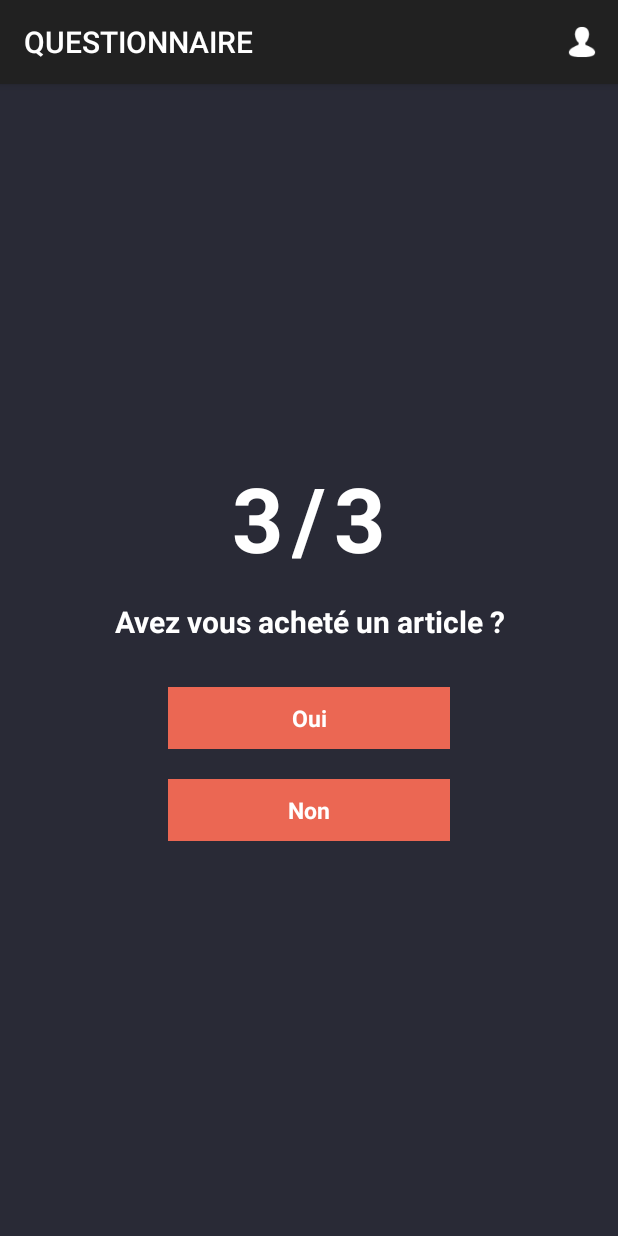
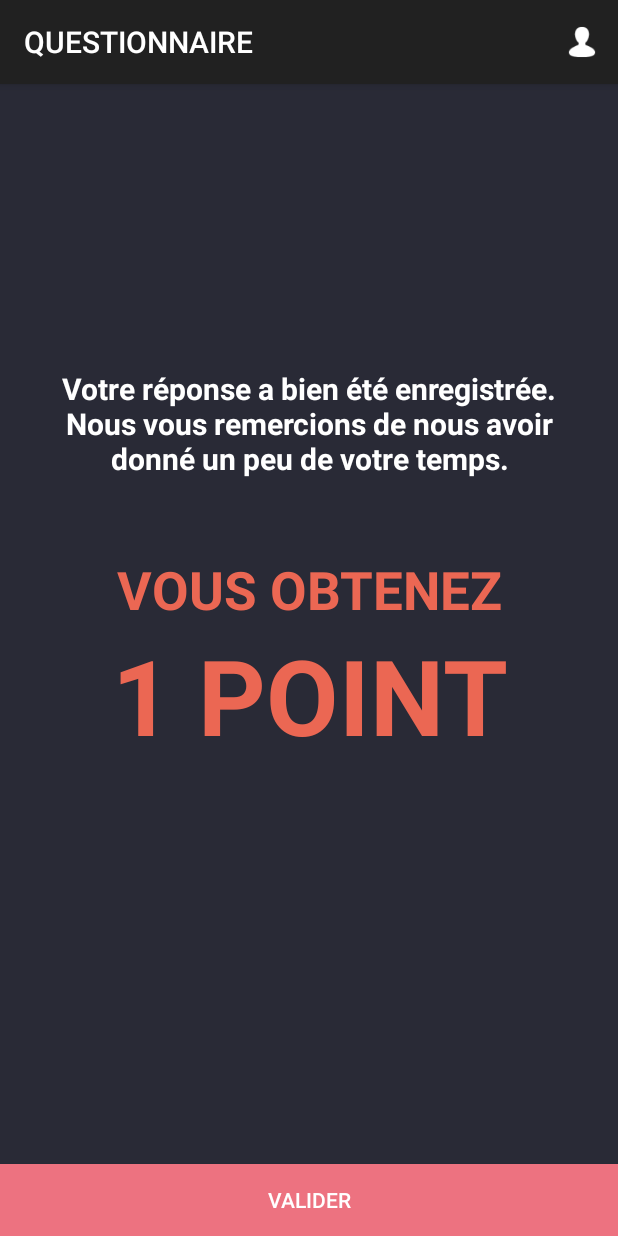
Before and after one commit to nsvir/ProjectWeekOpop, an Android app: the FragmentQuestionnaire screen opened directly, with no data from a screen before it, after a tap on "Oui", on a phone screen of 412 x 824 dp. Run offline under Robolectric (Android 15) with nearby library versions, the phone set to English and light mode, and no system bars; 2 other taps on this screen came first.

```diff
--- a/ProjectWeek/src/main/java/com/example/projectweek/FragmentManage.java
+++ b/ProjectWeek/src/main/java/com/example/projectweek/FragmentManage.java
@@ -1,6 +1,5 @@
 package com.example.projectweek;
 
-import android.app.Activity;
 import android.content.Intent;
 import android.graphics.Typeface;
 import android.os.Bundle;
@@ -14,6 +13,7 @@ import android.widget.TextView;
  * Created by svirch_n on 31/01/14.
  * nicolas.svirchevsky@epitech.eu
  */
+
 public class FragmentManage extends Fragment implements View.OnClickListener {
 
     @Override
@@ -29,8 +29,8 @@ public class FragmentManage extends Fragment implements View.OnClickListener {
 
         Typeface mTypeface = Typeface.createFromAsset(getActivity().getAssets(), "fonts/Roboto-BoldItalic.ttf");
 
-        ((TextView)view.findViewById(R.id.text1)).setTypeface(mTypeface);
-        ((TextView)view.findViewById(R.id.text2)).setTypeface(mTypeface);
+        ((TextView) view.findViewById(R.id.text1)).setTypeface(mTypeface);
+        ((TextView) view.findViewById(R.id.text2)).setTypeface(mTypeface);
 
         return view;
     }
--- a/ProjectWeek/src/main/java/com/example/projectweek/FragmentQuestionnaire.java
+++ b/ProjectWeek/src/main/java/com/example/projectweek/FragmentQuestionnaire.java
@@ -79,10 +79,38 @@ public class FragmentQuestionnaire extends Fragment implements View.OnClickListe
             }
     }
 
+    private void getPoint() {
+        View view = getView();
+
+        ((ViewGroup)view).removeAllViews();
+
+        ((ViewGroup)view).addView(getActivity().getLayoutInflater().inflate(R.layout.fragment_questionnaire_thanks, null));
+
+        view.findViewById(R.id.validate).setOnClickListener(new View.OnClickListener() {
+            @Override
+            public void onClick(View view) {
+                getActivity().finish();
+            }
+        });
+    }
+
+    public boolean backPressed()
+    {
+        if (numberQuestion <= 0 || numberQuestion >= mQuestions.length)
+            return (true);
+        numberQuestion--;
+        fillView();
+        return false;
+    }
+
     @Override
     public void onClick(View view) {
         numberQuestion++;
-        fillView();
+
+        if (numberQuestion < mQuestions.length)
+            fillView();
+        else
+            getPoint();
     }
 
     public void setImage(Bitmap bitmap) {
@@ -95,12 +123,3 @@ public class FragmentQuestionnaire extends Fragment implements View.OnClickListe
     }
 
 }
-
-//        switch (view.getId()) {
-//            case R.id.imageButton:
-//                ((QuestionnaireActivity) getActivity()).takeAPicture(this);
-//                break;
-//            case R.id.shareButton:
-//                ((QuestionnaireActivity) getActivity()).shareSomething();
-//                break;
-//        }
--- a/ProjectWeek/src/main/java/com/example/projectweek/QuestionnaireActivity.java
+++ b/ProjectWeek/src/main/java/com/example/projectweek/QuestionnaireActivity.java
@@ -26,15 +26,18 @@ public class QuestionnaireActivity extends MyActivity implements IDialogResponse
     private BluetoothDialog mBluetoothDialog = null;
     private BluetoothAdapter bt;
     private boolean btWasActivated = false;
+    private FragmentQuestionnaire fragmentQuestionnaire;
 
     @Override
     protected void onCreate(Bundle savedInstanceState) {
         super.onCreate(savedInstanceState);
         setContentView(R.layout.activity_main);
 
+        fragmentQuestionnaire = new FragmentQuestionnaire();
+
         if (savedInstanceState == null) {
             getSupportFragmentManager().beginTransaction()
-                    .replace(R.id.container, new FragmentQuestionnaire())
+                    .replace(R.id.container, fragmentQuestionnaire)
                     .commit();
         }
 
@@ -146,6 +149,7 @@ public class QuestionnaireActivity extends MyActivity implements IDialogResponse
 
     @Override
     public void onBackPressed() {
-        super.onBackPressed();
+        if (fragmentQuestionnaire.backPressed())
+            super.onBackPressed();
     }
 }
--- /dev/null
+++ b/ProjectWeek/src/main/res/layout/fragment_questionnaire_thanks.xml
@@ -0,0 +1,67 @@
+<?xml version="1.0" encoding="utf-8"?>
+
+<RelativeLayout xmlns:android="http://schemas.android.com/apk/res/android"
+    android:orientation="vertical"
+    android:layout_width="match_parent"
+    android:layout_height="match_parent"
+    android:background="@color/background">
+
+    <RelativeLayout
+        android:layout_centerInParent="true"
+        android:layout_width="wrap_content"
+        android:layout_height="match_parent">
+
+        <TextView
+
+            android:padding="20dp"
+            android:layout_marginBottom="30dp"
+            android:gravity="center"
+            android:id="@+id/question"
+            android:layout_width="wrap_content"
+            android:layout_height="wrap_content"
+            android:textSize="20sp"
+            android:textStyle="bold"
+            android:textColor="@android:color/white"
+            android:text="Votre réponse a bien été enregistrée. Nous vous remercions de nous avoir donné un peu de votre temps."
+            android:layout_above="@+id/container" />
+
+
+        <LinearLayout
+            android:layout_centerInParent="true"
+            android:orientation="vertical"
+            android:gravity="center"
+            android:layout_width="match_parent"
+            android:layout_height="wrap_content"
+            android:id="@id/container">
+
+            <TextView
+                android:gravity="center"
+                android:layout_width="match_parent"
+                android:layout_height="wrap_content"
+                android:textSize="35sp"
+                android:textStyle="bold"
+                android:textColor="@color/color2"
+                android:text="VOUS OBTENEZ" />
+
+            <TextView
+                android:gravity="center"
+                android:layout_width="match_parent"
+                android:layout_height="wrap_content"
+                android:textStyle="bold"
+                android:textSize="70sp"
+                android:textColor="@color/color2"
+                android:text="1 POINT" />
+        </LinearLayout>
+    </RelativeLayout>
+
+    <Button
+        android:layout_alignParentBottom="true"
+        android:id="@+id/validate"
+        android:layout_height="wrap_content"
+        android:layout_width="match_parent"
+        android:text="@string/validate"
+        android:textAllCaps="true"
+        android:textColor="@android:color/white"
+        android:background="@color/color3" />
+
+</RelativeLayout>
--- a/ProjectWeek/src/main/res/values/strings.xml
+++ b/ProjectWeek/src/main/res/values/strings.xml
@@ -28,4 +28,5 @@
     <string name="borne">Voulez vous vous connecter à la borne ?</string>
     <string name="none">none</string>
     <string name="sample">sample</string>
+    <string name="validate">Valider</string>
 </resources>
```
Also changed, not shown: ProjectWeek/src/main/java/com/example/projectweek/ConnexionActivity.java (+10 -0 lines), ProjectWeek/src/main/java/com/example/projectweek/FragmentAvis.java (+9 -0 lines), ProjectWeek/src/main/java/com/example/projectweek/ManageActivity.java (+14 -1 lines), ProjectWeek/src/main/java/com/example/projectweek/MyActivity.java (+1 -9 lines), 1 other file.
